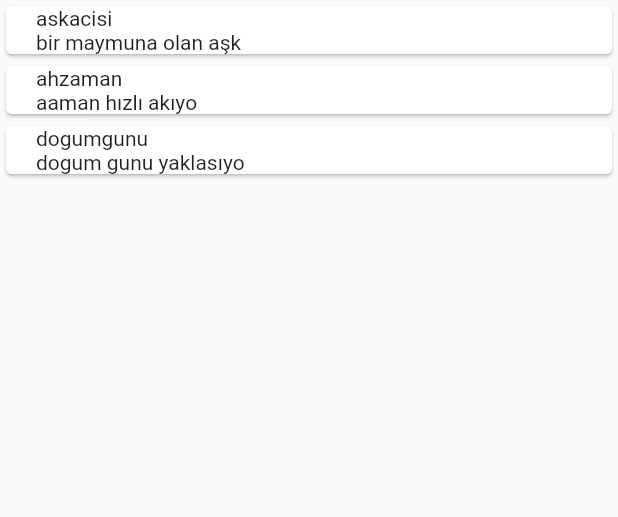
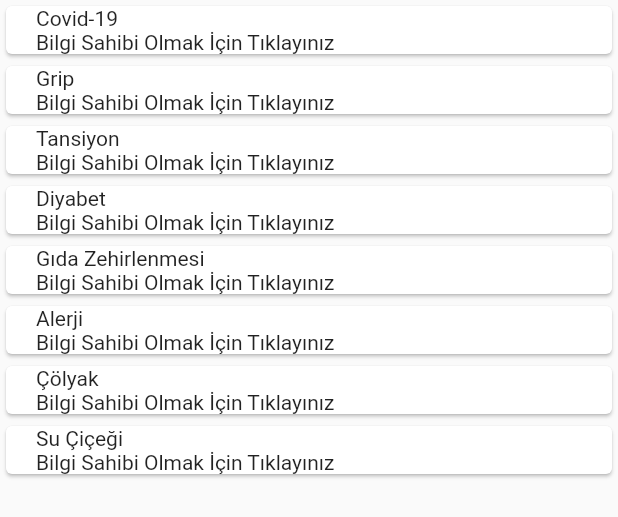
Before and after one commit to zeykoc/hasta_takip, a Flutter app: the HastaliklarGorunum widget shown alone on an empty page, opened directly, on a phone screen of 412 x 824 dp. Shown: the top 517 px of the screen. Run offline on Flutter 3.47's test engine with Material 2 defaults, Android fonts, the phone set to English and light mode, and no system bars; our stand-ins replace firebase_auth, firebase_core, get; accounts and stored records are empty.

Commit message:
el kitapçığı oluşturuldu

```diff
--- a/lib/ekranlar/ana_ekran/hastalıklar/hastalıklar_controller.dart
+++ b/lib/ekranlar/ana_ekran/hastalıklar/hastalıklar_controller.dart
@@ -6,22 +6,217 @@ class HastaliklarController {
   void onInit() {
     hastaliklarList = [
       HastaliklarModel(
-        name: "askacisi",
-        imageUrl:
-            "https://www.ege.net/images/haberler/2020/06/maymunlarin-ozellikleri-nelerdir.jpg",
-        kisaAciklama: "bir maymuna olan aşk",
+        korunmaYontemleri: [
+          "Mümkün olduğu kadar yurt dışına yolculuk yapılmaması önerilmektedir.",
+          "El temizliğine dikkat edilmelidir. Eller en az 20 saniye boyunca sabun ve suyla yıkanmalı, sabun ve suyun olmadığı durumlarda  alkol bazlı el antiseptiği kullanılmalıdır.",
+          "Antiseptik veya antibakteriyel içeren sabun kullanmaya gerek yoktur, normal sabun yeterlidir.",
+          "Eller yıkanmadan ağız, burun ve gözlerle temas edilmemelidir.",
+          "Hasta insanlarla temastan kaçınmalıdır (mümkün ise en az 1 m uzakta bulunulmalı)Özellikle hasta insanlarla veya çevreleriyle doğrudan temas ettikten sonra eller sık sık temizlenmelidir.",
+          "Hastaların yoğun olarak bulunması nedeniyle mümkün ise sağlık merkezlerine gidilmemeli, sağlık kuruluşuna gidilmesi gereken durumlarda diğer hastalarla temas en aza indirilmelidir.",
+          "Öksürme veya hapşırma sırasında burun ve ağız tek kullanımlık kağıt  mendil ile örtülmeli, kağıt mendilin bulunmadığı durumlarda ise dirsek içi kullanılmalı, mümkünse kalabalık yerlere girilmemeli eğer girmek zorunda kalınıyorsa ağız ve burun kapatılmalı,tıbbi maske kullanılmalıdır.",
+          "Çiğ veya az pişmiş hayvan ürünleri yemekten kaçınılmalıdır.İyi pişmiş yiyecekler tercih edilmelidir. ",
+          "Seyahat sonrası 14 gün içinde herhangi bir solunum yolu semptomu olursa maske takılarak en yakın sağlık kuruluşuna başvurulmalı,doktora seyahat öyküsü hakkında bilgi verilmelidir. ",
+        ],
+        belirtiMaddeleri: ["Ateş", "Öksürük", "Nefes Darlığı", "Baş ağrısı"],
+        name: "Covid-19",
+        kisaAciklama: "Bilgi Sahibi Olmak İçin Tıklayınız",
+        baslik: "Covid-19 Nedir?",
+        belirtileri:
+            "Belirtisiz olgular olabileceği bildirilmekle birlikte, bunların oranı bilinmemektedir. En çok karşılaşılan belirtiler;  ",
+        korunmaYollari: "",
+        uzunAciklama:
+            "Yeni Koronavirüs Hastalığı (COVID-19), ilk olarak Çin’in Vuhan Eyaleti’nde Aralık ayının sonlarında solunum yolu belirtileri (ateş, öksürük, nefes darlığı) gelişen bir grup hastada yapılan araştırmalar sonucunda 13 Ocak 2020’de tanımlanan bir virüstür.Salgın başlangıçta bu bölgedeki deniz ürünleri ve hayvan pazarında bulunanlarda tespit edilmiştir. Daha sonra insandan insana bulaşarak Vuhan başta olmak üzere Hubei eyaletindeki diğer şehirlere ve Çin Halk Cumhuriyeti’nin diğer eyaletlerine ve diğer dünya ülkelerine yayılmıştır.",
       ),
       HastaliklarModel(
-        name: "ahzaman",
-        imageUrl:
-            "https://cunkubaskasenyok.com/wp-content/uploads/2021/10/En-Cok-Tercih-Edilen-Kedi-Cinsleri-.jpg",
-        kisaAciklama: "aaman hızlı akıyo",
+        korunmaYontemleri: [
+          "Aşınızı yaptırın.Grip, aşı ile önlenebilen tek solunum yolu enfeksiyonudur.",
+          " Virüs hemen her yıl genetik yapısını değiştirdiği ve farklı bir virüs olarak çıktığı için aşı her yıl tekrar yaptırılmalıdır.Grip aşısının etkinliği %70-90’dır. Sağlıklı erişkinlerin %90’ını hastalıktan korur.",
+          "Mecbur kalmadıkça kalabalık ortamlardan uzak durun.Yüzünüze dokunmayın.",
+          "Virüs el ve cansız nesnelerle temas yoluyla bulaştığı için kişisel hijyeninize çok dikkat edin.",
+          "Ellerinizi sık sık yıkayın. Çocuklarınıza da bu alışkanlığı kazandırın.Ellerinizi yıkama fırsatınız yoksa el dezenfektanları kullanın.",
+          "Grip olduysanız mutlaka dinlenin.",
+          " Ateşiniz düşmeye başladıktan sonra en az 24 saat istirahat etmeniz gerekir.",
+          "Düzenli egzersiz yapın. Düzenli egzersizler hem iyileşmenize hem de bağışıklık sisteminizin güçlenmesine yardımcı olur. ",
+          "Doğru beslenin. Sağlıklı ve dengeli bir beslenme alışkanlığı bağışıklık sisteminizi güçlendirir.",
+        ],
+        belirtiMaddeleri: [
+          "Yüksek ateş",
+          "Kas ağrıları",
+          "3.Terleme",
+          "Baş ağrısı",
+          "Kuru veya kalıcı öksürük",
+          "Yorgunluk",
+          "Burun tıkanıklığı",
+          "Boğaz ağrısı",
+          "Halsizlik",
+          "Öksürüğe bağlı kusma"
+        ],
+        belirtileri:
+            "Grip genellikle burun akıntısıyla birlikte başlasa da aşağıdaki belirtilerle de sıkça karşılaşılmaktadır;.Grip, özellikle genç ve sağlıklı kişilerde daha hafif bulgularla ortaya çıkabilir.",
+        korunmaYollari: "",
+        name: "Grip",
+        kisaAciklama: "Bilgi Sahibi Olmak İçin Tıklayınız",
+        baslik: "Grip Nedr?",
+        uzunAciklama:
+            "Grip, virüslerin neden olduğu bir solunum yolu enfeksiyonudur. Tıp literatüründeki ismiyle influenza, genellikle halk dilinde grip olarak adlandırılır. Grip burun, boğaz ve akciğerlere yerleşebilen bir grup virüsten kaynaklanmaktadır.Grip ilaçlarla, bitkisel çaylarla veya besin takviyeleri ile kısa sürede geçebileceği gibi risk faktörleri bulunan kimi hastalarda oluşabilecek ileri komplikasyonlarıyla tedavi edilmezse ölümcül hale gelebilmektedir.",
       ),
       HastaliklarModel(
-        name: "dogumgunu",
-        imageUrl:
-            "https://www.aktifpet.com/image/cache/catalog/blog/kedi/yavru-kedi-hastaliklari-808x511.jpg",
-        kisaAciklama: "dogum gunu yaklasıyo",
+        korunmaYontemleri: [
+          "İdeal ağırlığınızı koruyun.",
+          "Düzenli fiziksel aktivite yapın.",
+          "Sigara içmeyin.",
+          "Beslenmenize dikkat edin.",
+          "Stresden mümkün olduğunca uzak durun.",
+          "Düzenli olarak sağlık kontrollerinizi yaptırın."
+        ],
+        belirtiMaddeleri: [
+          "Baş ağrısı",
+          "Baş dönmesi",
+          "Kulak çınlaması",
+          "Hâlsizlik",
+          "Nefes darlığı",
+          "Bulanık görme",
+          "Sık idrara çıkma",
+          "Burun kanaması",
+          "Kalp ağrısı ya da kalp ritminin düzensiz olması"
+        ],
+        belirtileri: "",
+        korunmaYollari: "",
+        name: "Tansiyon",
+        kisaAciklama: "Bilgi Sahibi Olmak İçin Tıklayınız",
+        baslik: "Tansiyon Nedir?",
+        uzunAciklama:
+            "Atardamarların içindeki kan basıncına tansiyon denir. Kapl kası kasıldığında atardamarlara kan pompalanır. Bu esnada ölçülen basınç sistolik basınçtır. Kalp kası gevşediğinde ise kan damarda durulur; bu esnada ölçülen basınç diastolik basınçtır. Tansiyon ölçümünde sistolik (büyük) ve diyastolik (küçük) kan basınçlarına bakılır. Tansiyon yüksekliğine hipertansiyon denir. ",
+      ),
+      HastaliklarModel(
+        korunmaYontemleri: [
+          "Yeterli ve dengeli beslenme sağlanmalı;günde en az beş porsiyon sebze ve meyve tüketilmelidir. ",
+          "Şeker gibi basit karbonhidratlar yerine tam tahıl ürünleri,kuru baklagiller tercih edilmeli, basit karbonhidratlar  günlük enerjinin yüzde 10’unu aşmamalıdır.",
+          "Günlük tüketilen tuz miktarının 5 g’ı aşmamasına dikkat edilmelidir.",
+          "Hareketli yaşam tarzı benimsenmeli, haftanın en az 5 günü düzenli olarak en az 30 dakika orta yoğunlukta aktivite yapılmalıdır(tempolu yürüyüş vb.).",
+          "Aşırı kilolular kilo kaybı sağlamak için daha fazla fiziksel aktivite yapmalıdır.",
+          "Sigara kullanılmamalı, aşırı alkol tüketilmemelidir.",
+          "Boya uygun vücut ağırlığı hedeflenmelidir.",
+          "Günlük ihtiyaç duyulan enerjinin yüzde 25-30’u yağlardan sağlanmalı enerjinin doymuş yağ asidinden gelen oranı yüzde 10’un altında olmalıdır.",
+        ],
+        belirtiMaddeleri: [
+          "Aşırı Kilo Alma veya Zayıflama",
+          "Sürekli Tatlı Yeme İsteği",
+          "Sürekli Terleme",
+          "Psikolojik Dengesizlik",
+          "Uyku düzensizliği",
+        ],
+        belirtileri: "",
+        korunmaYollari: "",
+        name: "Diyabet",
+        kisaAciklama: "Bilgi Sahibi Olmak İçin Tıklayınız",
+        baslik: "Diyabet Nedir?",
+        uzunAciklama:
+            "İnsan vücudunun enerji ihtiyacı; alınan besinlerdeki karbonhidrat, protein ve yağlardan sağlanır. Bu besin öğeleri sindirilirken glikoz adı verilen basit şekerler açığa çıkar. Glikoz vücudun tüm organları için en önemli besin kaynağıdır. Hücrelerin glikozun enerjisini kullanabilmesi için, glikozun hücre içine alınması gerekir. Glikozun hücre içine girmesini ve glikojen olarak depolanmasını sağlayan, pankreas bezi tarafından salgılanan insülin hormonudur.Şeker hastalığı ya da diyabet (Diabetes Mellitus), pankreasın vücut için yeterli miktarda insülin üretememesi ya da ürettiği insülinin vücut tarafından etkili bir şekilde kullanılamaması sonucunda ortaya çıkan, yüksek kan şekeri ile seyreden bir hastalıktır.",
+      ),
+      HastaliklarModel(
+        korunmaYontemleri: [
+          "Gıdaların temizliği çok önemli.Özellikle çiğ tüketilecek sebze meyveler iyice yıkanmalıdır.",
+          "Et, tavuk ve balık gibi hayvansal gıdalar iyice pişirilmelidir. Güvenilir yerlerden alınmalıdır. ",
+          "Dondurulmuş ürünler dikkatli seçilmelidir.Dondurulmuş gıda yoluyla da besin zehirlenmeleri sıklıkla meydana gelir.",
+          "Yemek hazırlarken ortamın temiz olması gerekir.Tuvalet, kedi kumu veya köpek dışkısı gibi temizlenmesi gereken durumlar yemek hazırlığı sırasında yapılmamalıdır.",
+          "Gıdalar tekrar ısıtılırken pişirme derecesinde tutulmalıdır.",
+          "Köy, çiftlik ya da hayvanat bahçesi gibi alanlarda hayvana temastan sonra eller mutlaka sabunla ve suyla iyice yıkanmalıdır.",
+        ],
+        belirtiMaddeleri: [
+          "Ateş",
+          "Karın ağrısı ve krampları",
+          "Kusma",
+          "Mide bulantısı ",
+          "Sulu veya kanlı ishal",
+        ],
+        belirtileri:
+            "Gıda zehirlenmesinin belirtileri kontaminasyon kaynağına ve tipine göre değişir. Çoğu gıda zehirlenmesinde yaygın olarak görülen belirtiler arasında;",
+        korunmaYollari: "",
+        name: "Gıda Zehirlenmesi",
+        kisaAciklama: "Bilgi Sahibi Olmak İçin Tıklayınız",
+        baslik: "Gıda Zehirlenmesi Nedir?",
+        uzunAciklama:
+            "Gıda zehirlenmesi, çeşitli organizmalar veya toksinler ile kontamine olmuş gıdaların yenilmesi ve sindirim sistemine girmesinden kaynaklanan hastalığa verilen isimdir.Aralarında bakterilerin, virüslerin ve parazitlerin bulunduğu bulaşıcı organizmalar ve ve bu organizmalardan kaynaklanan toksinler gıda zehirlenmesinin en yaygın nedenleri arasında bulunur.Bulaşıcı organizmalar veya toksinleri, gıdaları işleme ya da üretim aşamalarının herhangi bir noktasında kirletebilir. Gıdaların yanlış saklanması, hazırlanması, kullanılması veya pişirilmesi durumunda evde de kontaminasyon meydana gelebilir.Gıda zehirlenmesi bir çok vakada hafif seyreder ve tedavi olmaksızın düzelir. Ancak bazı vakalarda tıbbi yardım için hastaneye gidilmesi gerekli olabilir.",
+      ),
+      HastaliklarModel(
+        korunmaYontemleri: [
+          "Vücut direncini güçlendirmek için balık, süt, yumurta, kırmızı ve beyaz et gibi proteinden zengin gıdaların tüketilmesine özen gösterin.",
+          "Protein grubunun yanı sıra yeşil yapraklı mevsim sebzeleri, süt ve yoğurt gibi kalsiyum ağırlıklı besinlerin ihmal etmeyin.",
+          "Depolarda bekletilmiş ve dondurulmuş gıdalardan mümkün olduğu kadar uzak durun.",
+          "Mevsimine uygun meyve-sebzelerden tüketin.",
+          "Bağışıklık sistemini kuvvetlendirmek için probiyotik, vitamin ve mineral takviyeleri alın. ",
+          "Günde en az 6-7 saat uyumaya çalışın.",
+          "Gün içinde fırsat buldukça açık havada temiz havadan ve güneşten faydalanın",
+          "Haftada en az 5 gün spor yapın.Özellikle alerjik kişiler için tavsiye edilen yüzmeyi tercih edin",
+          "Sonbaharda da hava şartlarına uygun kıyafet seçin, ısı değişimlerinin olduğu süreçte ne çok kalın ne de çok ince giyinin.",
+        ],
+        belirtiMaddeleri: [
+          "Kaşıntı",
+          "Burun tıkanıklığı",
+          "Sık hapşırma",
+          "Kronik öksürük",
+          "Nefes darlığı veya hırıltı",
+          "Vücutta döküntü veya şişlik",
+        ],
+        belirtileri:
+            "Alerji belirtileri kişiden kişiye farklılık gösterir. Alerjinin şiddeti de belirtiler üzerinde etkilidir.",
+        korunmaYollari: "",
+        name: "Alerji",
+        kisaAciklama: "Bilgi Sahibi Olmak İçin Tıklayınız",
+        baslik: "Aler Nedir?",
+        uzunAciklama:
+            "Alerji vücudumuzda bulunan antikorların, başkaları için zararsız olabilecek maddelere karşı savaş açması ve reaksiyon oluşturmasıdır. Bu maddeler toz, besinler, solunum yolu ile alınan maddeler, polen, akarlar ve hayvan tüyleri olabilir. Alerji her yaş gurubunda görülebilir. Çoğunlukla genetik olduğu düşünülse de çevresel faktörlerin etkisi ile değişik yaşlarda alerji ortaya çıkmaktadır.",
+      ),
+      HastaliklarModel(
+        korunmaYontemleri: [],
+        belirtiMaddeleri: [
+          "Karın Bölgesinde öne doğru şişkinlik",
+          "Yaşa göre kilo azlığı",
+          "Kas zayıflığı",
+          "Kansızlık",
+          "Dışkıda anormallik, büyük tuvalet ihtiyacının artması",
+          "İshal",
+          "Kusma",
+          "Bezginlik",
+          "Nedeni bilinmeyen karaciğer hastalıkları",
+          "Büyüme geriliği",
+          "Ağız içinde oluşan aftlar",
+          "İştahsızlık, gaz şikayetleri",
+          "Eklem ve kemik ağrıları",
+          "Sinirlilik",
+          "Ciltte kaşıntılı döküntüler"
+        ],
+        belirtileri: "",
+        korunmaYollari:
+            "Çölyak hastalığı, genetik olarak yatkın bireylerde gluten tüketimiyle ve bazı çevresel faktörlerin etkisiyle ortaya çıkmaktadır. Özellikle ailesinde çölyak hastası olan bireyler bizlere ‘’çölyak hastalığından korunma yöntemi var mıdır?’’ sorusunu sıkça yöneltmektedir.Çölyak hastalığından korunmak için net olarak söyleyebileceğimiz bir önlem yok ancak, yapılmış olan bilimsel çalışmalar eğer bebekler gluten ile yani çölyak hastalarında zararlı olduğunu bildiğimiz tahıllarla, anne sütü aldıkları zaman tanışırlarsa hastalığın ortaya çıkma olasılığının azalacağını bildirmektedir. Bizim önerimiz bebek beslenmesinde gluten içeren tahılların anne sütü ile beslenirken 4 ile 6 ay arasında bebeğin diyetine sokulmasıdır. Eğer bu yöntem izlenecek olursa hastalığın ortaya çıkma olasılığı azaltılacaktır.",
+        name: "Çölyak",
+        kisaAciklama: "Bilgi Sahibi Olmak İçin Tıklayınız",
+        baslik: "Çölyak Nedir?",
+        uzunAciklama:
+            "Çölyak hastalığı (ya da Gluten Enteropatisi), bağırsaklardaki sindirimi sağlayan villus [tüysü oluşumlar] denilen yapıların bozulmasına sebep olan ve dolayısıyla da yiyeceklerdeki besinin emilmesini engelleyen ve ince bağırsakta hasarlar oluşturan bir  sindirim sistemi hastalığıdır. Bu hasara buğday, arpa, çavdar, yulaf gibi tahılların içerisinde bulunan guluten isimli bir protein neden olmaktadır.",
+      ),
+      HastaliklarModel(
+        korunmaYontemleri: [
+          "Temel korunma yöntemi aşıdır ve rutin aşı takvimine uyulmalıdır.Ayrıca sağlık çalışanları, küçük çocuklarla birlikte yaşayan veya onlara yönelik iş yapanlar, çocuk sahibi olmayı planlayan kadınlar ve bağışıklığı bastırılmış insanlarla birlikte yaşayan kimseler başta olmak üzere, yüksek risk grubunda olan insanlara önerilmektedir.",
+          "Her viral enfeksiyonda olduğu gibi el yıkama, hasta kişilerden uzak durma, kapalı ortamlardan uzak durmak önemlidir.",
+          "Suçiçeği geçirenlerin deride kızarıkların başlamasından döküntülerin kurumasına kadar olan süreçte bulaşmayı önlemek için kreş ve okula gitmemeleri gerekir.",
+          "Suçiçeği geçirenler öksürür ya da hapşırırken ağızlarını kapamalı, ellerini yıkamalı ve başkaları ile aynı eşyaları paylaşmamalıdır.",
+          "Mikrop kapmaması için döküntüler kaşınmamalıdır. Çocuğunuzun tırnaklarını kesin ve gerekirse gece eldiven giydirin.",
+        ],
+        belirtiMaddeleri: [
+          "İlk günlerde ciltte kızarıklıklar görülebilir.",
+          "Döküntüden bir ila iki gün önce hafif ateş, burun akıntısı, halsizlik ve iştahsızlık görülür.",
+          "Döküntüler öncelikle gövdeden başlar, sonrasında baş ve ayaklara yayılır.",
+          "Kızarıklık önce küçük parçacıklar halinde ortaya çıkar ve daha sonra kabarcıklar ve bunu takiben yara kabuğu haline döner.",
+        ],
+        belirtileri: "",
+        korunmaYollari: "",
+        name: "Su Çiçeği",
+        kisaAciklama: "Bilgi Sahibi Olmak İçin Tıklayınız",
+        baslik: "Su Çiçeği Nedir?",
+        uzunAciklama:
+            "Suçiçeği sıklıkla çocukluk yaşlarında görülen, Varicella Zoster virüsünün (VZV) yol açtığı ve döküntülere neden olan bulaşıcı bir hastalıktır. Hava ve temas yoluyla çok kolay bulaşabildiği için koruyucu olarak aşılama büyük önem taşır. Aşı olmamış ve hastalığı geçirmemiş yetişkinler de risk altındadır.Suçiçeği mikrobu bağışıklık sistemini en çok baskılayan virüslerden biridir. Genelde hafif geçirilen bir hastalık olmakla beraber bağışıklık sistemi baskılanmış kişilerde ve yetişkinlerde şiddetli olabilir.Ensefalit (beyin dokusunda iltihap) ve zatürreye sebebiyet verebilir.Suçiçeği aynı zamanda hamileler için de risk taşır. Zira doğacak bebekte doğumsal bozukluklara neden olabilir. ",
       ),
     ];
   }
--- a/lib/ekranlar/ana_ekran/hastalıklar/hastalıklar_görünüm.dart
+++ b/lib/ekranlar/ana_ekran/hastalıklar/hastalıklar_görünüm.dart
@@ -3,7 +3,9 @@ import 'package:flutter/material.dart';
 import 'package:flutter/src/foundation/key.dart';
 import 'package:flutter/src/widgets/container.dart';
 import 'package:flutter/src/widgets/framework.dart';
+import 'package:get/get.dart';
 import 'package:hastatakip/ekranlar/ana_ekran/hastal%C4%B1klar/hastal%C4%B1klar_controller.dart';
+import 'package:hastatakip/ekranlar/ana_ekran/hastal%C4%B1klar/hastal%C4%B1klar_detay_g%C3%B6r%C3%BCnt%C3%BCle.dart';
 import 'package:hastatakip/ekranlar/ana_ekran/hastal%C4%B1klar/hastal%C4%B1klar_model.dart';
 
 class HastaliklarGorunum extends StatefulWidget {
@@ -23,7 +25,8 @@ class _HastaliklarGorunumState extends State<HastaliklarGorunum> {
 
   @override
   Widget build(BuildContext context) {
-    return Column(children: [
+    return Column(
+      children: [
         Expanded(
           child: ListView.builder(
             itemCount: hastaliklarController.hastaliklarList.length,
@@ -32,11 +35,16 @@ class _HastaliklarGorunumState extends State<HastaliklarGorunum> {
                 listTile(model: hastaliklarController.hastaliklarList[index]),
           ),
         ),
-    ]);
+      ],
+    );
   }
 
   Widget listTile({required HastaliklarModel model}) {
-    return Card(
+    return GestureDetector(
+      onTap: () {
+        Get.to(HastalikDetay(hastalik: model));
+      },
+      child: Card(
         child: Row(
           children: [
             SizedBox(
@@ -51,6 +59,7 @@ class _HastaliklarGorunumState extends State<HastaliklarGorunum> {
             )
           ],
         ),
+      ),
     );
   }
 }
--- a/lib/ekranlar/ana_ekran/hastalıklar/hastalıklar_model.dart
+++ b/lib/ekranlar/ana_ekran/hastalıklar/hastalıklar_model.dart
@@ -1,10 +1,20 @@
 class HastaliklarModel {
   String name;
   String kisaAciklama;
-  String imageUrl;
+  String uzunAciklama;
+  List<String> belirtiMaddeleri;
+  List<String> korunmaYontemleri;
+  String baslik;
+  String belirtileri;
+  String korunmaYollari;
   HastaliklarModel({
+    required this.belirtileri,
+    required this.korunmaYollari,
     required this.name,
-    required this.imageUrl,
+    required this.baslik,
     required this.kisaAciklama,
+    required this.uzunAciklama,
+    required this.belirtiMaddeleri,
+    required this.korunmaYontemleri,
   });
 }
--- /dev/null
+++ b/lib/sabitler/text_still.dart
@@ -0,0 +1,5 @@
+import 'package:flutter/cupertino.dart';
+
+class TextStil {
+  TextStyle baslikstyle = TextStyle(fontSize: 22, fontWeight: FontWeight.w500);
+}
```
Also changed, not shown: lib/ekranlar/ana_ekran/ana_sayfa/hastalık_berlirle/hastalik_belirle_controller.dart (+45 -2 lines), lib/ekranlar/ana_ekran/ana_sayfa/hastalık_berlirle/hastalık_belirle.dart (+14 -2 lines), lib/ekranlar/ana_ekran/hastalıklar/hastalıklar_detay_görüntüle.dart (added, +90 -0 lines). Lines whose indentation alone changed are shown as unchanged.
